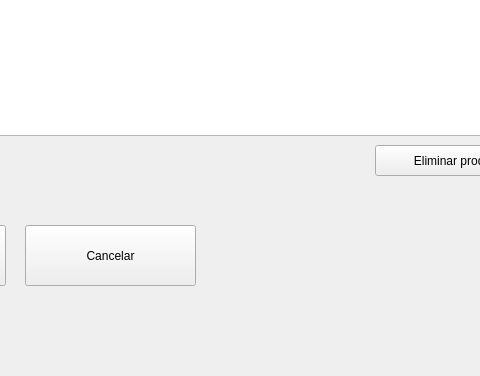
Old version of the form code/ui_files/realizar_venta_window.ui in the repository Perer876/tiendita; both pictures show x 515 to 995 and y 395 to 771 of the 1090 by 771 pixel window.
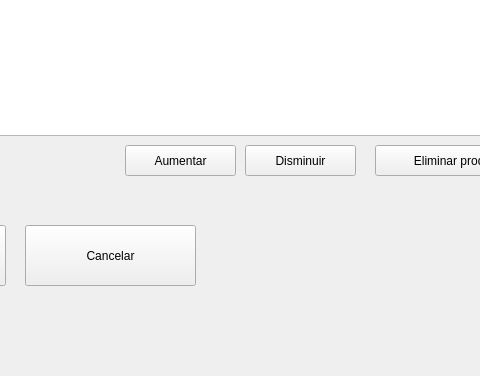
New version of the form. Icons and pictures are not drawn.

What changed in the file:
```diff
--- a/code/ui_files/realizar_venta_window.ui
+++ b/code/ui_files/realizar_venta_window.ui
@@ -185,7 +185,53 @@
      </size>
     </property>
    </widget>
-   <widget class="QPushButton" name="eliminar_producto_pushButton_2">
+   <widget class="QPushButton" name="disminuir_pushButton">
+    <property name="geometry">
+     <rect>
+      <x>760</x>
+      <y>540</y>
+      <width>111</width>
+      <height>31</height>
+     </rect>
+    </property>
+    <property name="text">
+     <string>Disminuir</string>
+    </property>
+    <property name="icon">
+     <iconset resource="../assets/resources.qrc">
+      <normaloff>:/images/014-bookmark-5.png</normaloff>:/images/014-bookmark-5.png</iconset>
+    </property>
+    <property name="iconSize">
+     <size>
+      <width>25</width>
+      <height>25</height>
+     </size>
+    </property>
+   </widget>
+   <widget class="QPushButton" name="aumentar_pushButton">
+    <property name="geometry">
+     <rect>
+      <x>640</x>
+      <y>540</y>
+      <width>111</width>
+      <height>31</height>
+     </rect>
+    </property>
+    <property name="text">
+     <string>Aumentar</string>
+    </property>
+    <property name="icon">
+     <iconset resource="../assets/resources.qrc">
+      <normaloff>:/images/019-bookmark.png</normaloff>:/images/019-bookmark.png</iconset>
+    </property>
+    <property name="iconSize">
+     <size>
+      <width>25</width>
+      <height>25</height>
+     </size>
+    </property>
+   </widget>
+   <widget class="QPushButton" name="eliminar_producto_pushButton">
     <property name="geometry">
      <rect>
       <x>890</x>
```
Left out of the diff: 16 changed lines with no effect on the pictures.
